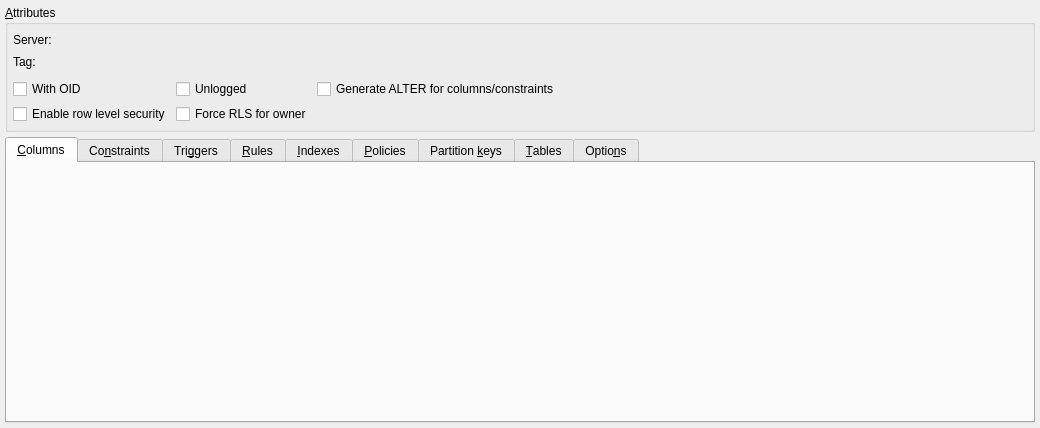
The window that libs/libgui/ui/dbobjects/tablewidget.ui (pgmodeler/pgmodeler) describes before a commit, drawn with Qt 5.
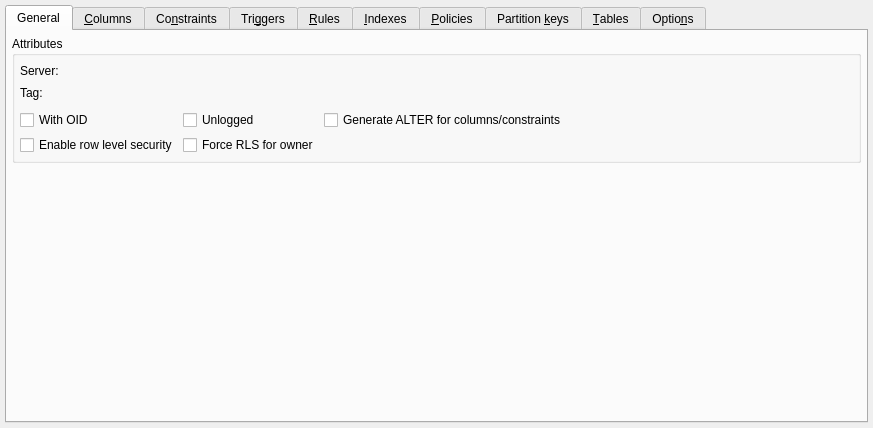
The same window after the commit. Icons and pictures are not drawn.

Commit message: Moving the table's general attributes to a dedicated tab in order to open more space for displaying columns and other children objects (issue #1808) (WIP)

Diff of the .ui file:
```diff
--- a/libs/libgui/ui/dbobjects/tablewidget.ui
+++ b/libs/libgui/ui/dbobjects/tablewidget.ui
@@ -6,7 +6,7 @@
    <rect>
     <x>0</x>
     <y>0</y>
-    <width>1040</width>
+    <width>873</width>
     <height>428</height>
    </rect>
   </property>
@@ -33,9 +33,44 @@
     <number>5</number>
    </property>
    <item row="1" column="0" colspan="2">
+    <widget class="QTabWidget" name="attributes_tbw">
+     <property name="currentIndex">
+      <number>0</number>
+     </property>
+     <property name="iconSize">
+      <size>
+       <width>22</width>
+       <height>22</height>
+      </size>
+     </property>
+     <widget class="QWidget" name="general_tab">
+      <attribute name="icon">
+       <iconset resource="../../res/resources.qrc">
+        <normaloff>:/icons/icons/attribute.png</normaloff>:/icons/icons/attribute.png</iconset>
+      </attribute>
+      <attribute name="title">
+       <string>General</string>
+      </attribute>
+      <layout class="QGridLayout" name="gridLayout_3">
+       <property name="leftMargin">
+        <number>5</number>
+       </property>
+       <property name="topMargin">
+        <number>5</number>
+       </property>
+       <property name="rightMargin">
+        <number>5</number>
+       </property>
+       <property name="bottomMargin">
+        <number>5</number>
+       </property>
+       <property name="spacing">
+        <number>5</number>
+       </property>
+       <item row="2" column="0" colspan="3">
     <widget class="QGroupBox" name="attributes_gb">
      <property name="title">
-      <string>&amp;Attributes</string>
+          <string>Attributes</string>
      </property>
      <layout class="QGridLayout" name="gridLayout_2">
       <property name="leftMargin">
@@ -191,21 +226,35 @@
         </property>
        </widget>
       </item>
+          <item row="1" column="1">
+           <widget class="QWidget" name="tag_sel_parent" native="true">
+            <property name="minimumSize">
+             <size>
+              <width>0</width>
+              <height>0</height>
+             </size>
+            </property>
+           </widget>
+          </item>
      </layout>
     </widget>
    </item>
-   <item row="2" column="0" colspan="2">
-    <widget class="QTabWidget" name="attributes_tbw">
-     <property name="currentIndex">
-      <number>0</number>
-     </property>
-     <property name="iconSize">
+       <item row="3" column="0" colspan="3">
+        <spacer name="verticalSpacer">
+         <property name="orientation">
+          <enum>Qt::Vertical</enum>
+         </property>
+         <property name="sizeHint" stdset="0">
       <size>
-       <width>22</width>
-       <height>22</height>
-      </size>
-     </property>
-     <widget class="QWidget" name="tab">
+           <width>20</width>
+           <height>40</height>
+          </size>
+         </property>
+        </spacer>
+       </item>
+      </layout>
+     </widget>
+     <widget class="QWidget" name="columns_tab">
       <attribute name="icon">
        <iconset resource="../../res/resources.qrc">
         <normaloff>:/icons/icons/column.png</normaloff>:/icons/icons/column.png</iconset>
```
Left out of the diff: 19 changed lines with no effect on the pictures. Lines whose indentation alone changed are shown as unchanged. The commit also changes 3 other files.
